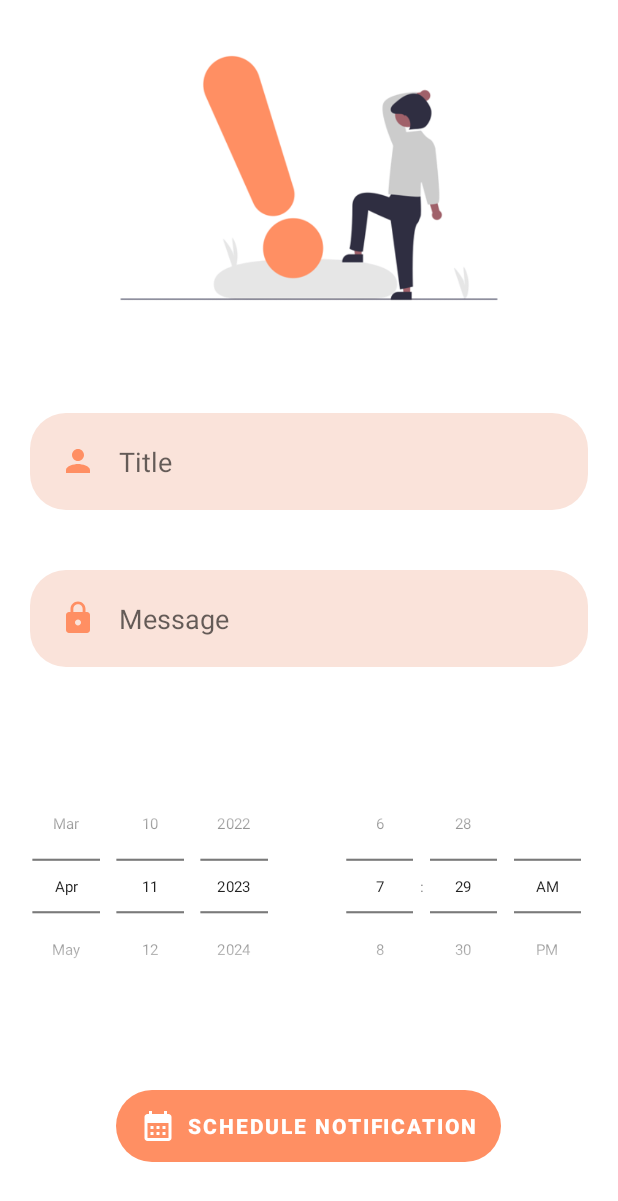
After one commit to xAleksandrax/TalkTrainer, an Android app: the layout activity_notification.xml on its own in the app's theme, with its tools: preview values and no code run, on a phone screen of 412 x 824 dp. The commit adds this screen. Shown: the top 1201 px of the screen. Run offline under Robolectric (Android 15) with nearby library versions, the phone set to English and light mode, and no system bars.

Commit message:
Notifications added

```diff
--- a/app/build.gradle
+++ b/app/build.gradle
@@ -22,6 +22,10 @@ android {
         testInstrumentationRunner "androidx.test.runner.AndroidJUnitRunner"
     }
 
+    buildFeatures{
+        viewBinding = true
+    }
+
     buildTypes {
         release {
             minifyEnabled false
@@ -42,7 +46,6 @@ dependencies {
     implementation "androidx.room:room-runtime:$room_version"
     implementation "androidx.room:room-ktx:$room_version"
     kapt "androidx.room:room-compiler:$room_version"
-
     implementation 'androidx.core:core-ktx:1.7.0'
     implementation 'androidx.appcompat:appcompat:1.6.1'
     implementation 'com.google.android.material:material:1.8.0'
--- /dev/null
+++ b/app/src/main/res/drawable/baseline_calendar_month_24.xml
@@ -0,0 +1,5 @@
+<vector android:height="24dp" android:tint="#FFFFFF"
+    android:viewportHeight="24" android:viewportWidth="24"
+    android:width="24dp" xmlns:android="http://schemas.android.com/apk/res/android">
+    <path android:fillColor="@android:color/white" android:pathData="M19,4h-1V2h-2v2H8V2H6v2H5C3.89,4 3.01,4.9 3.01,6L3,20c0,1.1 0.89,2 2,2h14c1.1,0 2,-0.9 2,-2V6C21,4.9 20.1,4 19,4zM19,20H5V10h14V20zM9,14H7v-2h2V14zM13,14h-2v-2h2V14zM17,14h-2v-2h2V14zM9,18H7v-2h2V18zM13,18h-2v-2h2V18zM17,18h-2v-2h2V18z"/>
+</vector>
--- /dev/null
+++ b/app/src/main/res/layout/activity_notification.xml
@@ -0,0 +1,107 @@
+<?xml version="1.0" encoding="utf-8"?>
+<RelativeLayout xmlns:android="http://schemas.android.com/apk/res/android"
+    xmlns:app="http://schemas.android.com/apk/res-auto"
+    xmlns:tools="http://schemas.android.com/tools"
+    android:layout_width="match_parent"
+    android:layout_height="match_parent"
+    tools:context=".Notification">
+
+    <ImageView
+        android:id="@+id/imageView"
+        android:layout_width="match_parent"
+        android:layout_height="213dp"
+        android:layout_marginTop="12dp"
+        app:srcCompat="@drawable/notification"
+        tools:ignore="MissingConstraints"
+        tools:layout_editor_absoluteX="0dp"
+        tools:layout_editor_absoluteY="2dp" />
+
+    <EditText
+        android:id="@+id/title"
+        android:layout_width="match_parent"
+        android:layout_height="wrap_content"
+        android:layout_below="@id/imageView"
+        android:layout_marginStart="20dp"
+        android:layout_marginTop="50dp"
+        android:layout_marginEnd="20dp"
+        android:layout_marginBottom="20dp"
+        android:backgroundTint="#FAE3DA"
+        android:background="@drawable/button_background"
+        android:drawableStart="@drawable/baseline_person_24"
+        android:drawablePadding="15dp"
+        android:hint="Title"
+        android:padding="20dp"
+        android:ems="10"/>
+
+    <EditText
+        android:id="@+id/word"
+        android:layout_width="match_parent"
+        android:layout_height="wrap_content"
+        android:layout_below="@id/title"
+        android:layout_marginStart="20dp"
+        android:layout_marginTop="20dp"
+        android:layout_marginEnd="20dp"
+        android:layout_marginBottom="20dp"
+        android:backgroundTint="#FAE3DA"
+        android:drawableStart="@drawable/baseline_lock_24"
+        android:drawablePadding="15dp"
+        android:background="@drawable/button_background"
+        android:hint="Message"
+        android:inputType="text"
+        android:padding="20dp"
+        android:ems="10"/>
+
+    <LinearLayout
+        android:id="@+id/date_time_picker_layout"
+        android:layout_width="match_parent"
+        android:layout_height="wrap_content"
+        android:layout_below="@id/word"
+        android:layout_marginTop="20dp"
+        android:layout_marginBottom="20dp">
+
+        <DatePicker
+            android:id="@+id/date_picker"
+            android:layout_width="0dp"
+            android:layout_height="wrap_content"
+            android:layout_weight="1"
+            android:calendarViewShown="false"
+            android:datePickerMode="spinner"
+            android:spinnersShown="true"
+            android:layout_gravity="center"
+            android:layout_marginLeft="-30dp"
+            android:layout_marginRight="-30dp"
+            android:scaleY="0.7"
+            android:scaleX="0.7"/>
+
+        <TimePicker
+            android:id="@+id/time_picker"
+            android:layout_width="0dp"
+            android:layout_height="wrap_content"
+            android:layout_weight="1"
+            android:timePickerMode="spinner"
+            android:layout_marginLeft="-30dp"
+            android:layout_marginRight="-30dp"
+            android:layout_gravity="center"
+
+            android:scaleY="0.7"
+            android:scaleX="0.7"/>
+
+    </LinearLayout>
+
+
+    <Button
+        android:id="@+id/add_button"
+        android:layout_width="wrap_content"
+        android:layout_height="wrap_content"
+        android:layout_marginTop="10dp"
+        android:textColor="@color/white"
+        app:backgroundTint="#FF8F63"
+        android:background="@drawable/button_background"
+        android:elevation="4dp"
+        android:drawableLeft="@drawable/baseline_calendar_month_24"
+        android:text="schedule notification"
+        android:textStyle="bold"
+        android:layout_below="@id/date_time_picker_layout"
+        android:layout_centerHorizontal="true"/>
+
+</RelativeLayout>
```
Also changed, not shown: app/src/main/AndroidManifest.xml (+13 -0 lines), app/src/main/java/com/example/talktrainer/FirstPage.kt (+9 -0 lines), app/src/main/java/com/example/talktrainer/Notification.kt (added, +106 -0 lines), app/src/main/java/com/example/talktrainer/ScheduleNotification.kt (added, +29 -0 lines), app/src/main/res/drawable/notification.png (added).
